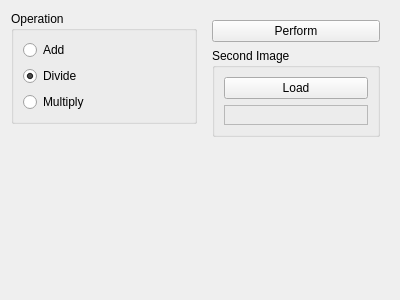
The window that source/modules/binary_operations/BinaryOperationsWidget.ui (josefkoller/ambient_image_processor) describes before a commit, drawn with Qt 5.
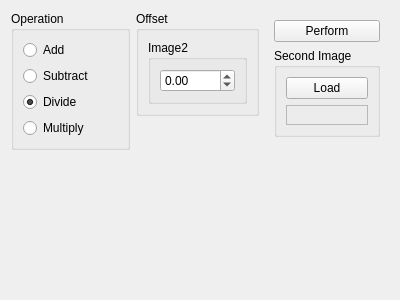
The same window after the commit.

Commit message: subtract and addConstant feature, use for deshade

```diff
--- a/source/modules/binary_operations/BinaryOperationsWidget.ui
+++ b/source/modules/binary_operations/BinaryOperationsWidget.ui
@@ -33,6 +33,13 @@
         </property>
        </widget>
       </item>
+      <item>
+       <widget class="QRadioButton" name="subtract_checkbox">
+        <property name="text">
+         <string>Subtract</string>
+        </property>
+       </widget>
+      </item>
       <item>
        <widget class="QRadioButton" name="divide_checkbox">
         <property name="text">
@@ -53,6 +60,37 @@
      </layout>
     </widget>
    </item>
+   <item alignment="Qt::AlignTop">
+    <widget class="QGroupBox" name="groupBox_3">
+     <property name="title">
+      <string>Offset</string>
+     </property>
+     <layout class="QHBoxLayout" name="horizontalLayout_3">
+      <item>
+       <widget class="QGroupBox" name="groupBox_4">
+        <property name="title">
+         <string>Image2</string>
+        </property>
+        <layout class="QHBoxLayout" name="horizontalLayout_4">
+         <item>
+          <widget class="QDoubleSpinBox" name="image2_offset_spinbox">
+           <property name="minimum">
+            <double>-9999.000000000000000</double>
+           </property>
+           <property name="maximum">
+            <double>9999.000000000000000</double>
+           </property>
+           <property name="singleStep">
+            <double>0.010000000000000</double>
+           </property>
+          </widget>
+         </item>
+        </layout>
+       </widget>
+      </item>
+     </layout>
+    </widget>
+   </item>
    <item alignment="Qt::AlignTop">
     <widget class="QWidget" name="widget" native="true">
      <property name="sizePolicy">
```
The commit also changes 8 other files.
